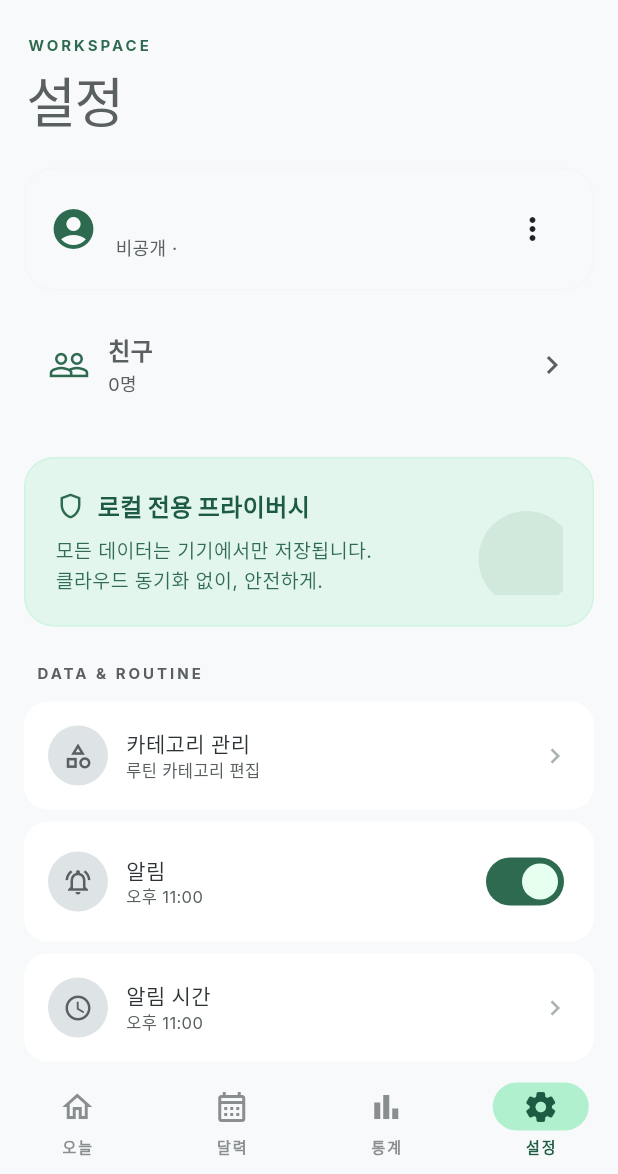
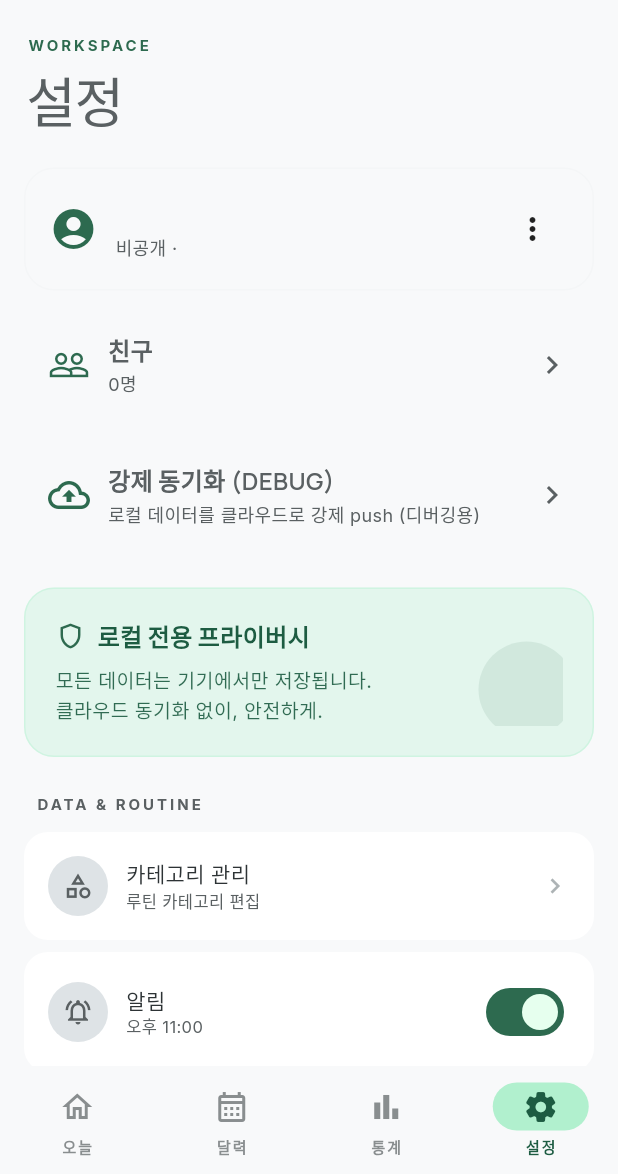
Before and after one commit to kaeba0616/pTODOlist, a Flutter app: the SettingsView screen opened by its route, on a phone screen of 412 x 824 dp, the part 62-1236 px from its top. Run offline on Flutter 3.47's test engine with Material 3 defaults, Android fonts, the phone set to English and light mode, and no system bars; our stand-ins replace cloud_firestore, file_picker, firebase_auth, firebase_core, fl_chart, flutter_local_notifications and 7 more; missing offline and left inert: home_widget; accounts and stored records are empty.

Commit message:
debug(sync): 강제 동기화 버튼 + ForcePushResult — silent fail 진단
문제: 새 task 추가해도 cloud 에 push 안 됨 (dailyRecords 만 보임).
_pushCloud catchError 로 모든 에러를 삼키고 있어 원인 추적 불가.

CloudSyncService:
- ForcePushResult 클래스 (routines/categories/tasks/dailyRecords 개수 +
  error/stackTrace) 추가
- forcePushAll(uid): batch.set 으로 4 컬렉션 일괄 push, 결과 또는 에러 반환
- pushAllExisting 은 forcePushAll 로 위임 (하위호환)

main.dart: cloudSyncService getter export (외부 settings 에서 접근)

settings_view.dart:
- ACCOUNT/Friends 카드 아래 "강제 동기화 (DEBUG)" 카드 추가
- 탭 시 cloudSyncService.forcePushAll(CurrentUser.uid) 호출
- SnackBar 로 결과 노출:
  - 성공: "R{n} / C{n} / T{n} / D{n} push 완료"
  - 실패: "동기화 실패: {error}"

widget_test.dart: 설정 화면 검증 텍스트 "카테고리 관리" → "WORKSPACE"
(설정 페이지가 길어져 "카테고리 관리" 가 viewport 밖으로 밀렸음).

Co-Authored-By: Claude Opus 4.7 (1M context) <noreply@anthropic.com>

```diff
--- a/ptodolist_front/lib/features/settings/views/settings_view.dart
+++ b/ptodolist_front/lib/features/settings/views/settings_view.dart
@@ -8,10 +8,12 @@ import 'package:google_fonts/google_fonts.dart';
 import 'package:ptodolist/core/db/backup_service.dart';
 import 'package:ptodolist/core/theme/app_theme.dart';
 import 'package:ptodolist/core/utils/storage_info.dart';
+import 'package:ptodolist/core/auth/current_user.dart';
 import 'package:ptodolist/features/auth/providers/auth_providers.dart';
 import 'package:ptodolist/features/auth/views/login_view.dart';
 import 'package:ptodolist/features/friends/providers/friends_providers.dart';
 import 'package:ptodolist/features/friends/views/friends_view.dart';
+import 'package:ptodolist/main.dart' show cloudSyncService;
 import 'package:ptodolist/features/profile/models/user_profile.dart';
 import 'package:ptodolist/features/profile/providers/profile_providers.dart';
 import 'package:ptodolist/features/profile/views/profile_edit_view.dart';
@@ -127,6 +129,8 @@ class _SettingsViewState extends ConsumerState<SettingsView> {
           _buildAccountSection(theme, isDark),
           const SizedBox(height: 12),
           _buildFriendsEntry(theme, isDark),
+          const SizedBox(height: 12),
+          _buildForceSyncEntry(theme, isDark),
           const SizedBox(height: 24),
 
           // Privacy card
@@ -386,6 +390,83 @@ class _SettingsViewState extends ConsumerState<SettingsView> {
     await Navigator.of(context).push(
       MaterialPageRoute(builder: (_) => const ProfileEditView()),
     );
+  }
+
+  Widget _buildForceSyncEntry(ThemeData theme, bool isDark) {
+    final cardColor = isDark
+        ? theme.colorScheme.surfaceContainerHigh
+        : theme.colorScheme.surface;
+    return Material(
+      color: cardColor,
+      borderRadius: BorderRadius.circular(20),
+      child: InkWell(
+        borderRadius: BorderRadius.circular(20),
+        onTap: _forcePush,
+        child: Padding(
+          padding: const EdgeInsets.all(16),
+          child: Row(
+            children: [
+              Icon(Icons.cloud_upload_outlined,
+                  size: 28, color: theme.colorScheme.primary),
+              const SizedBox(width: 12),
+              Expanded(
+                child: Column(
+                  crossAxisAlignment: CrossAxisAlignment.start,
+                  children: [
+                    Text('강제 동기화 (DEBUG)',
+                        style: GoogleFonts.manrope(
+                            fontSize: 16, fontWeight: FontWeight.w600)),
+                    const SizedBox(height: 2),
+                    Text(
+                      '로컬 데이터를 클라우드로 강제 push (디버깅용)',
+                      style: GoogleFonts.inter(
+                        fontSize: 12,
+                        color: theme.colorScheme.onSurfaceVariant,
+                      ),
+                    ),
+                  ],
+                ),
+              ),
+              Icon(Icons.chevron_right,
+                  color: theme.colorScheme.onSurfaceVariant),
+            ],
+          ),
+        ),
+      ),
+    );
+  }
+
+  Future<void> _forcePush() async {
+    final uid = CurrentUser.uid;
+    if (uid == null) {
+      _snack('로그인이 필요해요');
+      return;
+    }
+    final svc = cloudSyncService;
+    if (svc == null) {
+      _snack('CloudSync 서비스 미초기화');
+      return;
+    }
+    _snack('동기화 중...');
+    final result = await svc.forcePushAll(uid);
+    if (!mounted) return;
+    if (result.isError) {
+      _snack('동기화 실패: ${result.error}');
+    } else {
+      _snack(
+          'R${result.routines} / C${result.categories} / T${result.tasks} / D${result.dailyRecords} push 완료');
+    }
+  }
+
+  void _snack(String msg) {
+    if (!mounted) return;
+    ScaffoldMessenger.of(context)
+      ..hideCurrentSnackBar()
+      ..showSnackBar(SnackBar(
+        content: Text(msg),
+        behavior: SnackBarBehavior.floating,
+        duration: const Duration(seconds: 5),
+      ));
   }
 
   Widget _buildFriendsEntry(ThemeData theme, bool isDark) {
--- a/ptodolist_front/lib/main.dart
+++ b/ptodolist_front/lib/main.dart
@@ -24,6 +24,9 @@ import 'package:ptodolist/features/home_widget/services/home_widget_service.dart
 
 HomeWidgetService? _homeWidgetService;
 CloudSyncService? _cloudSync;
+
+/// 디버그/강제동기화용 외부 접근.
+CloudSyncService? get cloudSyncService => _cloudSync;
 
 void main() async {
   WidgetsFlutterBinding.ensureInitialized();
```
Also changed, not shown: ptodolist_front/lib/features/sync/services/cloud_sync_service.dart (+46 -9 lines), 1 other file.
